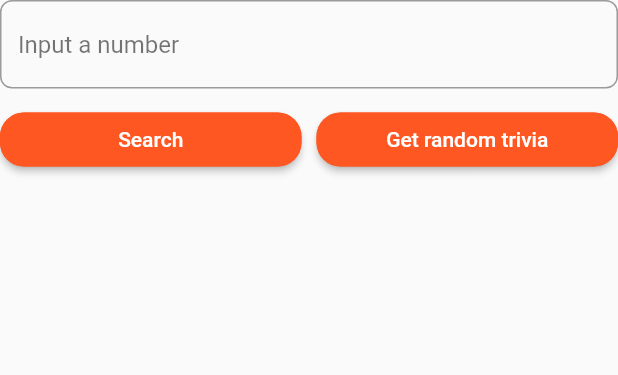
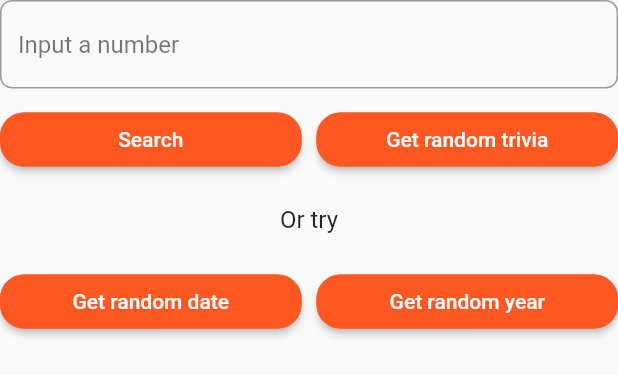
Before and after one commit to Arlo78/numbers_trivia_app, a Flutter app: the TriviaControls widget shown alone on an empty page, opened directly, on a phone screen of 412 x 824 dp. Shown: the top 375 px of the screen. Run offline on Flutter 3.47's test engine with Material 2 defaults, Android fonts, the phone set to English and light mode, and no system bars; our stand-ins replace bloc, dartz, equatable, flutter_bloc, flutter_spinkit, get_it and 2 more; accounts and stored records are empty.

Commit message:
chore: add UI for new random year

```diff
--- a/lib/features/number_trivia/presentation/widgets/trivia_controls.dart
+++ b/lib/features/number_trivia/presentation/widgets/trivia_controls.dart
@@ -35,7 +35,58 @@ class _TriviaControlsState extends State<TriviaControls> {
         const SizedBox(
           height: 10,
         ),
-        Row(
+        _buildNumberTriviaButtons(),
+        const Padding(
+          padding: EdgeInsets.all(20),
+          child: SizedBox(
+            height: 20,
+            child: Text(
+              'Or try',
+              style: TextStyle(fontSize: 16),
+            ),
+          ),
+        ),
+        _buildExtraTriviaButtons(),
+      ],
+    );
+  }
+
+  Row _buildExtraTriviaButtons() {
+    return Row(
+      children: [
+        Expanded(
+          child: ElevatedButton(
+            style: ButtonStyle(
+              shape: MaterialStateProperty.all<RoundedRectangleBorder>(RoundedRectangleBorder(
+                  borderRadius: BorderRadius.circular(16.0),
+                  side: const BorderSide(color: Colors.deepOrange))),
+              backgroundColor: MaterialStateProperty.all(Colors.deepOrange),
+            ),
+            onPressed: () {},
+            child: const Text('Get random date'),
+          ),
+        ),
+        const SizedBox(
+          width: 10,
+        ),
+        Expanded(
+          child: ElevatedButton(
+            style: ButtonStyle(
+              shape: MaterialStateProperty.all<RoundedRectangleBorder>(RoundedRectangleBorder(
+                  borderRadius: BorderRadius.circular(16.0),
+                  side: const BorderSide(color: Colors.deepOrange))),
+              backgroundColor: MaterialStateProperty.all(Colors.deepOrange),
+            ),
+            onPressed: dispatchRandomYear,
+            child: const Text('Get random year'),
+          ),
+        ),
+      ],
+    );
+  }
+
+  Row _buildNumberTriviaButtons() {
+    return Row(
       children: [
         Expanded(
           child: ElevatedButton(
@@ -65,8 +116,6 @@ class _TriviaControlsState extends State<TriviaControls> {
           ),
         ),
       ],
-        )
-      ],
     );
   }
 
@@ -78,4 +127,8 @@ class _TriviaControlsState extends State<TriviaControls> {
   void dispatchRandom() {
     BlocProvider.of<NumberTriviaBloc>(context).add(GetTriviaForRandomNumberEvent());
   }
+
+  void dispatchRandomYear() {
+    BlocProvider.of<NumberTriviaBloc>(context).add(GetTriviaForRandomYearEvent());
   }
+}
```
Lines whose indentation alone changed are shown as unchanged.
